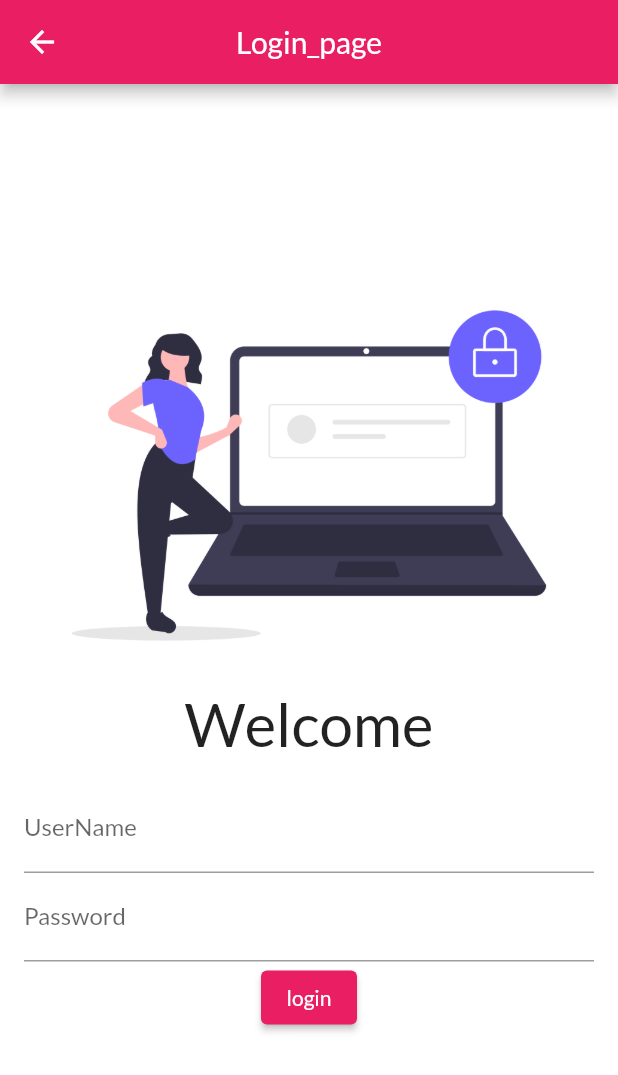
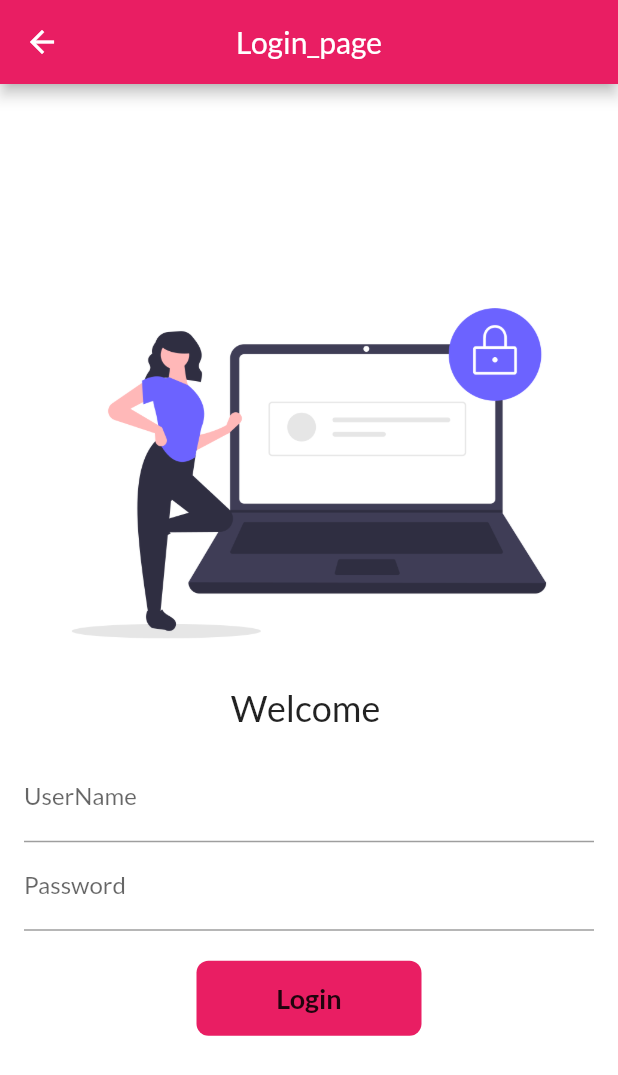
Before and after one commit to gitRudra12/git_30days, a Flutter app: the screen it shows after launch, on a phone screen of 412 x 824 dp. Shown: the top 1075 px of the screen. Run offline on Flutter 3.47's test engine with Material 2 defaults, Android fonts, the phone set to English and light mode, and no system bars; our stand-ins replace google_fonts.

Commit message:
day 7 commit

```diff
--- a/flutter_application_3/lib/main.dart
+++ b/flutter_application_3/lib/main.dart
@@ -3,6 +3,7 @@
 import 'package:flutter/material.dart';
 import 'package:flutter_application_3/pages/Home_page.dart';
 import 'package:flutter_application_3/pages/LoginPage.dart';
+import 'package:flutter_application_3/utilis/Routes.dart';
 import 'package:google_fonts/google_fonts.dart';
 
 // we are declaring main method here
@@ -16,6 +17,10 @@ class CourseApp extends StatelessWidget {
   @override
   Widget build(BuildContext context) {
     return MaterialApp(
+      /*  This below line is use for the remove banner
+       debugShowCheckedModeBanner: false,
+
+      */
       //we are defining routes below
       themeMode: ThemeMode.light,
       theme: ThemeData(
@@ -23,8 +28,8 @@ class CourseApp extends StatelessWidget {
           fontFamily: GoogleFonts.lato().fontFamily),
       initialRoute: "/login",
       routes: {
-        "/": (context) => HomePAge(),
-        "/login": (context) => LoginPage(),
+        MyRoutes.homeRoute: (context) => HomePAge(),
+        MyRoutes.loginRoute: (context) => LoginPage(),
       },
     );
   }
--- a/flutter_application_3/lib/pages/LoginPage.dart
+++ b/flutter_application_3/lib/pages/LoginPage.dart
@@ -1,9 +1,37 @@
 import 'dart:ui';
 
 import 'package:flutter/material.dart';
+import 'package:flutter/rendering.dart';
+import 'package:flutter_application_3/utilis/Routes.dart';
 
-class LoginPage extends StatelessWidget {
+class LoginPage extends StatefulWidget {
   const LoginPage({Key? key}) : super(key: key);
+
+  @override
+  State<LoginPage> createState() => _LoginPageState();
+}
+
+class _LoginPageState extends State<LoginPage> {
+  String name = "";
+  bool changeSizeButton = false;
+
+  final _formKey = GlobalKey<FormState>();
+
+  moveToHome(BuildContext context) async {
+    if (_formKey.currentState!.validate()) {
+      setState(() {
+        changeSizeButton = true;
+      });
+
+      //delayed wait for the 1 second while app is performing the animation
+      await Future.delayed(Duration(seconds: 1));
+      await Navigator.pushNamed(context, MyRoutes.homeRoute);
+
+      setState(() {
+        changeSizeButton = false;
+      });
+    }
+  }
 
   @override
   Widget build(BuildContext context) {
@@ -12,12 +40,14 @@ class LoginPage extends StatelessWidget {
       appBar: AppBar(centerTitle: true, title: Text("Login_page")),
       body: Center(
         child: SingleChildScrollView(
+          child: Form(
+            key: _formKey,
             child: Column(
               children: [
                 Image.asset("Assets/images/page_image.png", fit: BoxFit.cover),
                 Text(
-                "Welcome",
-                style: TextStyle(fontSize: 40, color: Colors.black87),
+                  "Welcome $name",
+                  style: TextStyle(fontSize: 24, color: Colors.black87),
                 ),
                 Padding(
                   padding: const EdgeInsets.all(16.0),
@@ -27,6 +57,16 @@ class LoginPage extends StatelessWidget {
                       TextFormField(
                         decoration: InputDecoration(
                             hintText: "Enter user name", labelText: "UserName"),
+                        validator: (value) {
+                          if (value == null || value.isEmpty) {
+                            return " please enter username";
+                          }
+                          return null;
+                        },
+                        onChanged: (value) {
+                          name = value;
+                          setState(() {});
+                        },
                       ),
 
                       //textformfield2
@@ -35,16 +75,52 @@ class LoginPage extends StatelessWidget {
                           hintText: "enter password",
                           labelText: "Password",
                         ),
+                        validator: (value) {
+                          if (value == null || value.isEmpty) {
+                            return "please enter password";
+                          } else if (value.length < 6) {
+                            return "password length should be at least 6 ";
+                          }
+                          return null;
+                        },
                         obscureText: true,
                       ),
 
-                    //elevatedLoginButton
-                    ElevatedButton(
-                      child: Text("login"),
-                      onPressed: () {
-                        print("Login button pressed");
+                      //size box
+                      SizedBox(height: 20),
+
+                      /*  //ink well
+                      InkWell(
+                        onTap: () {
+                          setState(() {
+                            changeSizeButton = true;
+                          });
                         },
+                      ), */
+
+                      //animated container
+                      Material(
+                        borderRadius:
+                            BorderRadius.circular(changeSizeButton ? 50 : 8),
+                        color: Colors.pink,
+                        child: InkWell(
+                          onTap: () => moveToHome(context),
+                          child: AnimatedContainer(
+                            duration: Duration(seconds: 1),
+                            height: 50,
+                            width: changeSizeButton ? 50 : 150,
+                            alignment: Alignment.center,
+                            child: changeSizeButton
+                                ? Icon(Icons.done, color: Colors.black26)
+                                : Text(
+                                    "Login",
+                                    style: TextStyle(
+                                        fontWeight: FontWeight.bold,
+                                        fontSize: 18),
                                   ),
+                          ),
+                        ),
+                      )
                     ],
                   ),
                 )
@@ -52,6 +128,7 @@ class LoginPage extends StatelessWidget {
             ),
           ),
         ),
+      ),
     );
   }
 }
--- /dev/null
+++ b/flutter_application_3/lib/utilis/Routes.dart
@@ -0,0 +1,4 @@
+class MyRoutes {
+  static String loginRoute = "/login";
+  static String homeRoute = "/";
+}
```
Lines whose indentation alone changed are shown as unchanged.
